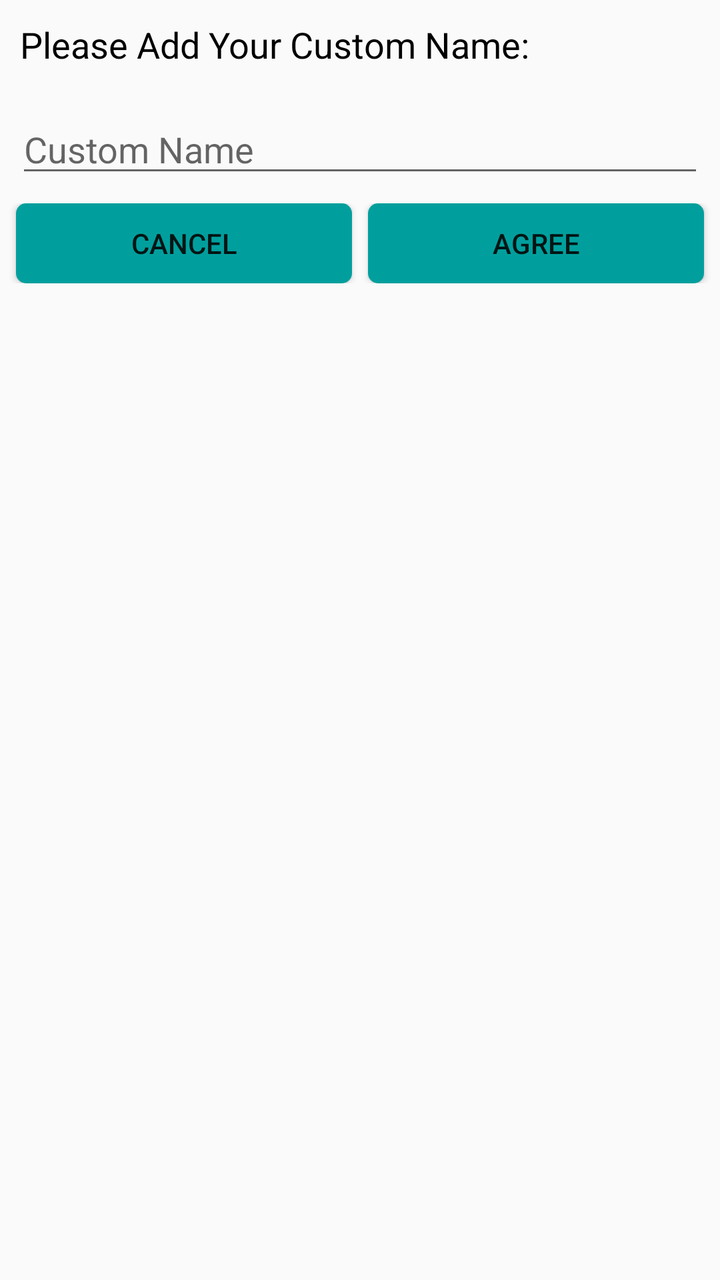
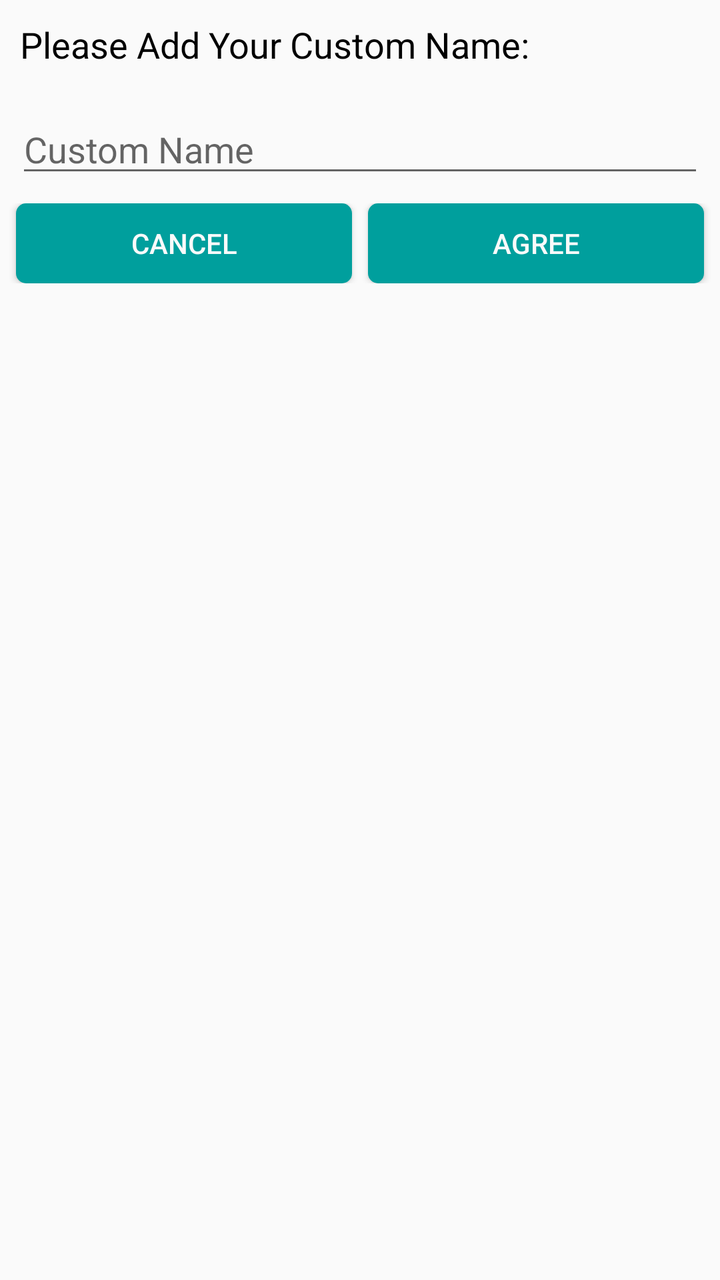

Two renders of the same Android screen: before a commit and after it. Below are the layout's source before the change and the commit's diff.
<!-- AndroidManifest.xml: application theme AppTheme -->
<!-- res/layout/dialog_layout.xml -->
<?xml version="1.0" encoding="utf-8"?>
<RelativeLayout xmlns:android="http://schemas.android.com/apk/res/android"
    android:layout_width="match_parent"
    android:layout_height="wrap_content">

    <TextView
        android:id="@+id/dialog_info"
        android:layout_width="match_parent"
        android:layout_height="wrap_content"
        android:padding="10dp"
        android:textSize="18sp"
        android:textColor="@color/black"
        android:text="Please Add Your Custom Name:" />

    <LinearLayout
        android:layout_width="match_parent"
        android:layout_height="wrap_content"
        android:paddingBottom="8dp"
        android:layout_below="@id/dialog_info"
        android:orientation="vertical">

        <EditText
            android:id="@+id/edtCustomName"
            android:layout_width="match_parent"
            android:layout_height="wrap_content"
            android:layout_margin="8dp"
            android:ems="10"
            android:inputType="textPersonName"
            android:hint="Custom Name"/>

        <LinearLayout
            android:layout_width="match_parent"
            android:layout_height="40dp"
            android:layout_below="@id/dialog_info">

            <Button
                android:id="@+id/btnCncelDialog"
                android:layout_width="0dp"
                android:layout_height="match_parent"
                android:layout_marginLeft="8dp"
                android:layout_marginRight="4dp"
                android:layout_weight="0.50"
                android:background="@drawable/button_background"
                android:text="Cancel" />

            <Button
                android:id="@+id/btnAggreeDialog"
                android:layout_width="0dp"
                android:layout_height="match_parent"
                android:layout_marginLeft="4dp"
                android:layout_marginRight="8dp"
                android:layout_weight="0.50"
                android:background="@drawable/button_background"
                android:text="Agree" />
        </LinearLayout>
    </LinearLayout>


</RelativeLayout>
<!-- resources referenced by this layout -->
<resources>
  <color name="black">#FF000000</color>
  <!-- drawable button_background (drawable) -->
  <?xml version="1.0" encoding="utf-8"?>
  <ripple xmlns:android="http://schemas.android.com/apk/res/android"
      android:color="@color/colorPrimaryDark">
      <item android:id="@android:id/mask">
          <shape android:shape="rectangle">
              <solid android:color="@color/colorPrimaryDark" />
              <corners android:radius="@dimen/button_radius_large" />
          </shape>
      </item>
  
      <item android:id="@android:id/background">
          <shape android:shape="rectangle">
              <gradient
                  android:angle="90"
                  android:endColor="@color/colorPrimary"
                  android:startColor="@color/colorPrimary"
                  android:type="linear" />
              <corners android:radius="@dimen/button_radius_large" />
          </shape>
      </item>
  </ripple>
  <style name="AppTheme" parent="Theme.AppCompat.Light.DarkActionBar">
          <item name="colorPrimary">@color/colorPrimary</item>
          <item name="colorPrimaryDark">@color/colorPrimaryDark</item>
          <item name="colorAccent">@color/colorAccent</item>
      </style>
  <color name="colorPrimaryDark">#008584</color>
  <dimen name="button_radius_large">5dp</dimen>
  <color name="colorPrimary">#009f9d</color>
  <color name="colorAccent">#3498db</color>
</resources>

<!-- the commit's change to res/layout/dialog_layout.xml (unified diff, before → after) -->
@@ -41,7 +41,8 @@
                 android:layout_marginRight="4dp"
                 android:layout_weight="0.50"
                 android:background="@drawable/button_background"
-                android:text="Cancel" />
+                android:text="Cancel"
+                android:textColor="@color/white"/>
 
             <Button
                 android:id="@+id/btnAggreeDialog"
@@ -51,7 +52,8 @@
                 android:layout_marginRight="8dp"
                 android:layout_weight="0.50"
                 android:background="@drawable/button_background"
-                android:text="Agree" />
+                android:text="Agree"
+                android:textColor="@color/white"/>
         </LinearLayout>
     </LinearLayout>
 
<!-- resource entries referenced after the edit -->
@@ -1,6 +1,7 @@
 <!-- resources referenced by this layout -->
 <resources>
   <color name="black">#FF000000</color>
+  <color name="white">#fafafa</color>
   <!-- drawable button_background (drawable) -->
   <?xml version="1.0" encoding="utf-8"?>
   <ripple xmlns:android="http://schemas.android.com/apk/res/android"
